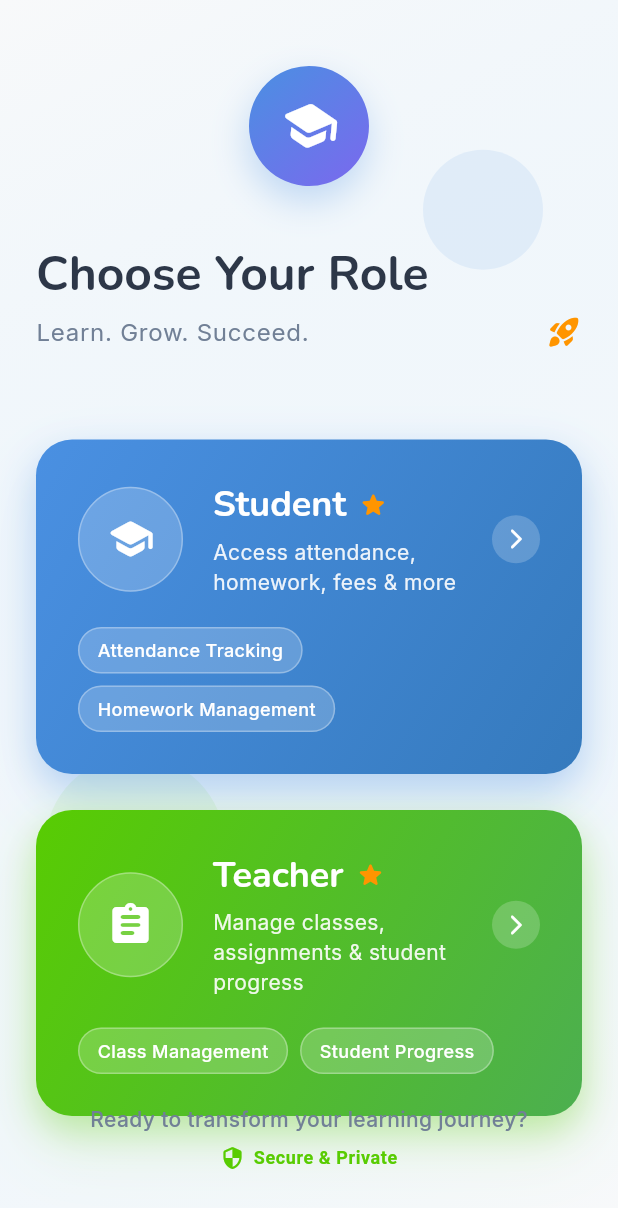
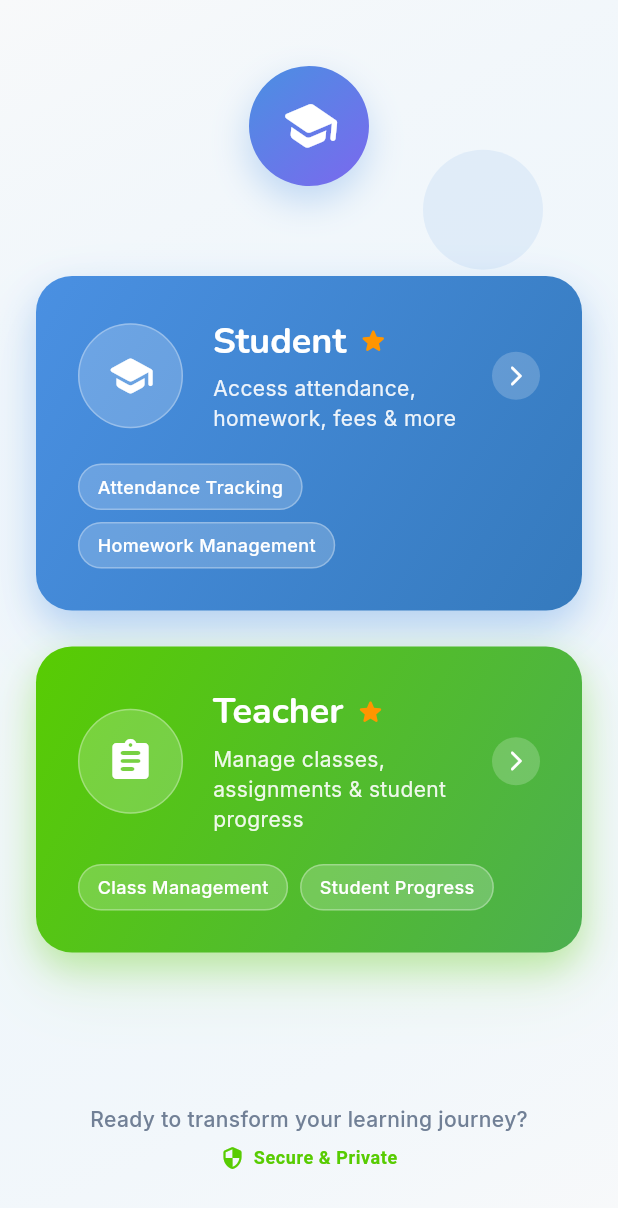
Before and after one commit to Aatif70/dps, a Flutter app: the screen it shows after launch, on a phone screen of 412 x 824 dp. Shown: the top 1208 px of the screen. Run offline on Flutter 3.47's test engine with Material 3 defaults, Android fonts, the phone set to English and light mode, and no system bars; our stand-ins replace animated_text_kit, google_fonts, percent_indicator.

Commit message:
Role selection screen

```diff
--- a/lib/constants/app_strings.dart
+++ b/lib/constants/app_strings.dart
@@ -7,7 +7,6 @@ class AppStrings {
   static const String splashSubtitle = "Smart Learning Hub";
 
   // Role Selection
-  static const String chooseRole = "Choose Your Role";
   static const String student = "Student";
   static const String teacher = "Teacher";
   static const String studentDescription = "Access attendance, homework, fees & more";
--- a/lib/screens/role_selection_screen.dart
+++ b/lib/screens/role_selection_screen.dart
@@ -134,10 +134,7 @@ class _RoleSelectionScreenState extends State<RoleSelectionScreen>
                   // Animated Logo Section
                   _buildAnimatedLogo(),
 
-                  const SizedBox(height: 40),
 
-                  // Animated Header
-                  _buildAnimatedHeader(context),
 
                   const SizedBox(height: 60),
 
@@ -247,53 +244,6 @@ class _RoleSelectionScreenState extends State<RoleSelectionScreen>
           );
         },
       ),
-    );
-  }
-
-  Widget _buildAnimatedHeader(BuildContext context) {
-    return AnimatedBuilder(
-      animation: Listenable.merge([_headerSlideAnimation, _headerOpacityAnimation]),
-      builder: (context, child) {
-        return Transform.translate(
-          offset: Offset(0, _headerSlideAnimation.value),
-          child: Opacity(
-            opacity: _headerOpacityAnimation.value,
-            child: Column(
-              crossAxisAlignment: CrossAxisAlignment.start,
-              children: [
-                Text(
-                  AppStrings.chooseRole,
-                  style: Theme.of(context).textTheme.displayMedium?.copyWith(
-                    fontWeight: FontWeight.bold,
-                    color: const Color(0xFF2D3748),
-                    fontSize: 32,
-                  ),
-                ),
-                const SizedBox(height: 8),
-                Row(
-                  children: [
-                    Expanded(
-                      child: Text(
-                        AppStrings.appTagline,
-                        style: Theme.of(context).textTheme.bodyLarge?.copyWith(
-                          color: const Color(0xFF718096),
-                          height: 1.5,
-                          fontSize: 16,
-                        ),
-                      ),
-                    ),
-                    const Icon(
-                      Icons.rocket_launch_rounded,
-                      color: Color(0xFFFF9500),
-                      size: 24,
-                    ),
-                  ],
-                ),
-              ],
-            ),
-          ),
-        );
-      },
     );
   }
 
```
